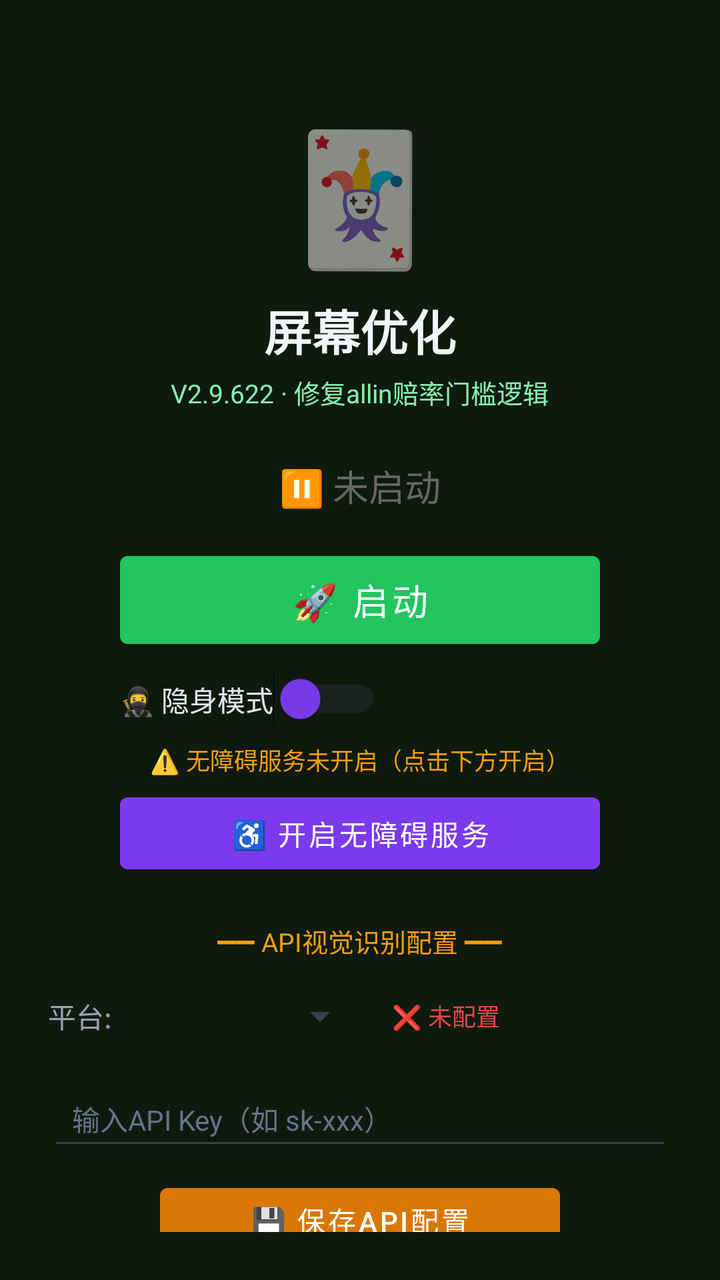
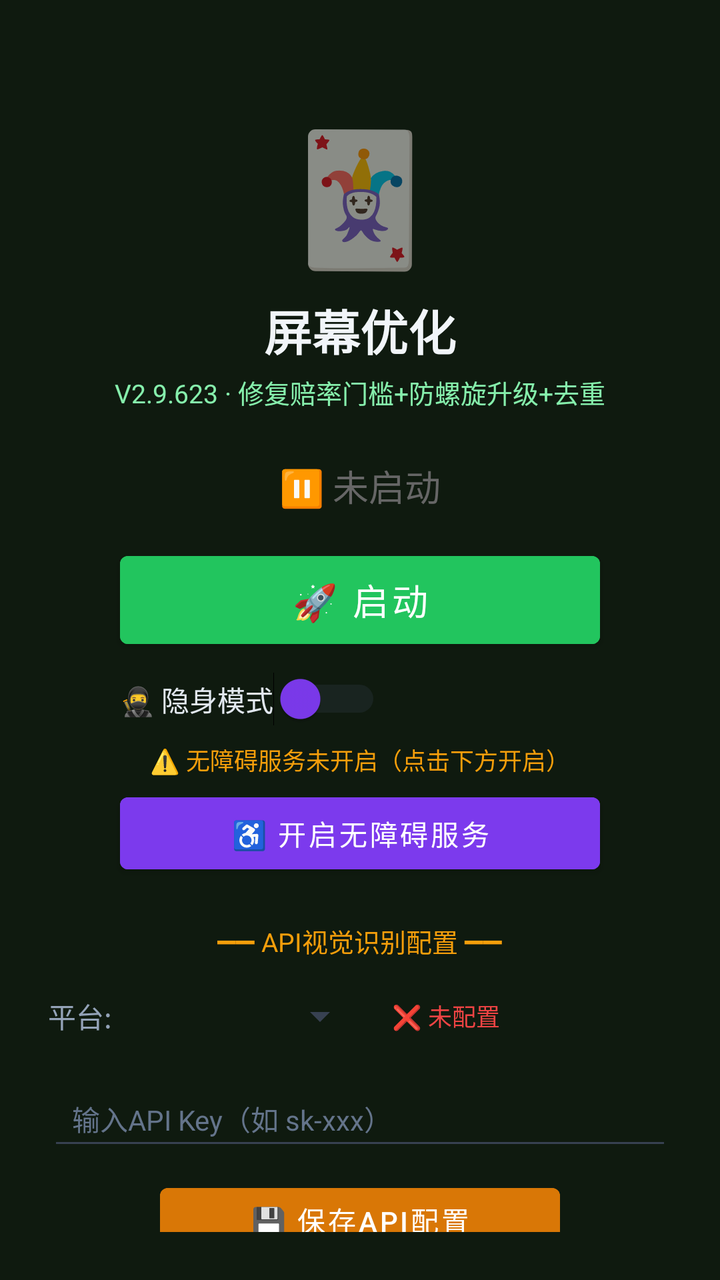

Two renders of the same Android screen: before a commit and after it. Below are the layout's source before the change and the commit's diff.
<!-- AndroidManifest.xml: activity theme Theme.MjScreenshot -->
<!-- res/layout/activity_main.xml -->
<?xml version="1.0" encoding="utf-8"?>
<LinearLayout xmlns:android="http://schemas.android.com/apk/res/android"
    android:layout_width="match_parent"
    android:layout_height="match_parent"
    android:orientation="vertical"
    android:background="#0f1a0f"
    android:padding="24dp"
    android:gravity="center_horizontal">

    <TextView
        android:layout_width="wrap_content"
        android:layout_height="wrap_content"
        android:text="🃏"
        android:textSize="64sp"
        android:layout_marginTop="30dp" />

    <TextView
        android:layout_width="wrap_content"
        android:layout_height="wrap_content"
        android:text="屏幕优化"
        android:textSize="24sp"
        android:textColor="#f1f5f9"
        android:textStyle="bold"
        android:layout_marginTop="8dp" />

    <TextView
        android:layout_width="wrap_content"
        android:layout_height="wrap_content"
        android:text="V2.9.622 · 修复allin赔率门槛逻辑"
        android:textSize="13sp"
        android:textColor="#86efac"
        android:layout_marginTop="4dp" />

    <TextView
        android:id="@+id/tvStatus"
        android:layout_width="wrap_content"
        android:layout_height="wrap_content"
        android:text="⏸ 未启动"
        android:textSize="18sp"
        android:textColor="#666666"
        android:layout_marginTop="24dp" />

    <Button
        android:id="@+id/btnStart"
        android:layout_width="240dp"
        android:layout_height="56dp"
        android:text="🚀 启动"
        android:textSize="18sp"
        android:textColor="#ffffff"
        android:backgroundTint="#22c55e"
        android:layout_marginTop="16dp" />

    <Button
        android:id="@+id/btnHelper"
        android:layout_width="240dp"
        android:layout_height="56dp"
        android:text="🃏 打开智囊"
        android:textSize="16sp"
        android:textColor="#ffffff"
        android:backgroundTint="#16a34a"
        android:layout_marginTop="12dp"
        android:visibility="gone" />

    
    <LinearLayout
        android:layout_width="240dp"
        android:layout_height="wrap_content"
        android:orientation="horizontal"
        android:gravity="center_vertical"
        android:layout_marginTop="8dp">

        <Switch
            android:id="@+id/switchStealth"
            android:layout_width="wrap_content"
            android:layout_height="wrap_content"
            android:text="🥷 隐身模式"
            android:textColor="#e2e8f0"
            android:textSize="14sp"
            android:thumbTint="#7c3aed"
            android:trackTint="#374151" />
    </LinearLayout>

    <TextView
        android:id="@+id/tvAccessibilityStatus"
        android:layout_width="wrap_content"
        android:layout_height="wrap_content"
        android:text="⚠️ 无障碍服务未开启（点击下方开启）"
        android:textSize="12sp"
        android:textColor="#f59e0b"
        android:layout_marginTop="8dp"
        android:gravity="center" />

    <Button
        android:id="@+id/btnAccessibility"
        android:layout_width="240dp"
        android:layout_height="48dp"
        android:text="♿ 开启无障碍服务"
        android:textSize="14sp"
        android:textColor="#ffffff"
        android:backgroundTint="#7c3aed"
        android:layout_marginTop="4dp" />

    <TextView
        android:layout_width="wrap_content"
        android:layout_height="wrap_content"
        android:text="━━ API视觉识别配置 ━━"
        android:textSize="13sp"
        android:textColor="#f59e0b"
        android:layout_marginTop="20dp" />

    <LinearLayout
        android:layout_width="match_parent"
        android:layout_height="wrap_content"
        android:orientation="horizontal"
        android:layout_marginTop="8dp"
        android:gravity="center_vertical">

        <TextView
            android:layout_width="wrap_content"
            android:layout_height="wrap_content"
            android:text="平台:"
            android:textSize="14sp"
            android:textColor="#94a3b8" />

        <Spinner
            android:id="@+id/spinnerProvider"
            android:layout_width="120dp"
            android:layout_height="40dp"
            android:layout_marginStart="8dp"
            android:backgroundTint="#374151" />

        <TextView
            android:id="@+id/tvApiStatus"
            android:layout_width="wrap_content"
            android:layout_height="wrap_content"
            android:text="❌ 未配置"
            android:textSize="12sp"
            android:textColor="#ef4444"
            android:layout_marginStart="12dp" />
    </LinearLayout>

    <EditText
        android:id="@+id/etApiKey"
        android:layout_width="match_parent"
        android:layout_height="44dp"
        android:hint="输入API Key（如 sk-xxx）"
        android:textSize="14sp"
        android:textColor="#e2e8f0"
        android:textColorHint="#64748b"
        android:backgroundTint="#374151"
        android:inputType="textPassword"
        android:layout_marginTop="8dp"
        android:paddingStart="12dp"
        android:paddingEnd="12dp" />

    <Button
        android:id="@+id/btnSaveApi"
        android:layout_width="200dp"
        android:layout_height="44dp"
        android:text="💾 保存API配置"
        android:textSize="14sp"
        android:textColor="#ffffff"
        android:backgroundTint="#d97706"
        android:layout_marginTop="8dp" />

    <TextView
        android:id="@+id/tvHint"
        android:layout_width="wrap_content"
        android:layout_height="wrap_content"
        android:text="先点上方按钮启动截屏"
        android:textSize="13sp"
        android:textColor="#666666"
        android:layout_marginTop="12dp"
        android:gravity="center" />

    <TextView
        android:layout_width="wrap_content"
        android:layout_height="wrap_content"
        android:text="使用步骤：\n1. 配置API Key（支持OpenAI/通义千问VL/硅基流动）\n2. 点「开启无障碍服务」→ 开启\n3. 开启「🥷隐身模式」(反检测)\n4. 点「启动」→ 允许悬浮窗\n5. 打牌时点屏幕上的🎯悬浮球即可截屏识别\n★ 拖动悬浮球可移到不挡牌的位置 ★\n★ 长按悬浮球可展开/收起详细面板 ★\n★ 悬浮球边框颜色=建议：绿=加注 橙=跟注 红=弃牌 ★"
        android:textSize="12sp"
        android:textColor="#64748b"
        android:layout_marginTop="12dp"
        android:lineSpacingExtra="3dp" />

</LinearLayout>
<!-- resources referenced by this layout -->
<resources>
  <style name="Theme.MjScreenshot" parent="Theme.MaterialComponents.DayNight.DarkActionBar">
          <item name="colorPrimary">#1e40af</item>
          <item name="colorPrimaryVariant">#1e3a8a</item>
          <item name="colorOnPrimary">#ffffff</item>
          <item name="android:statusBarColor">#0f172a</item>
      </style>
</resources>

<!-- the commit's change to res/layout/activity_main.xml (unified diff, before → after) -->
@@ -26,7 +26,7 @@
     <TextView
         android:layout_width="wrap_content"
         android:layout_height="wrap_content"
-        android:text="V2.9.622 · 修复allin赔率门槛逻辑"
+        android:text="V2.9.623 · 修复赔率门槛+防螺旋升级+去重"
         android:textSize="13sp"
         android:textColor="#86efac"
         android:layout_marginTop="4dp" />
